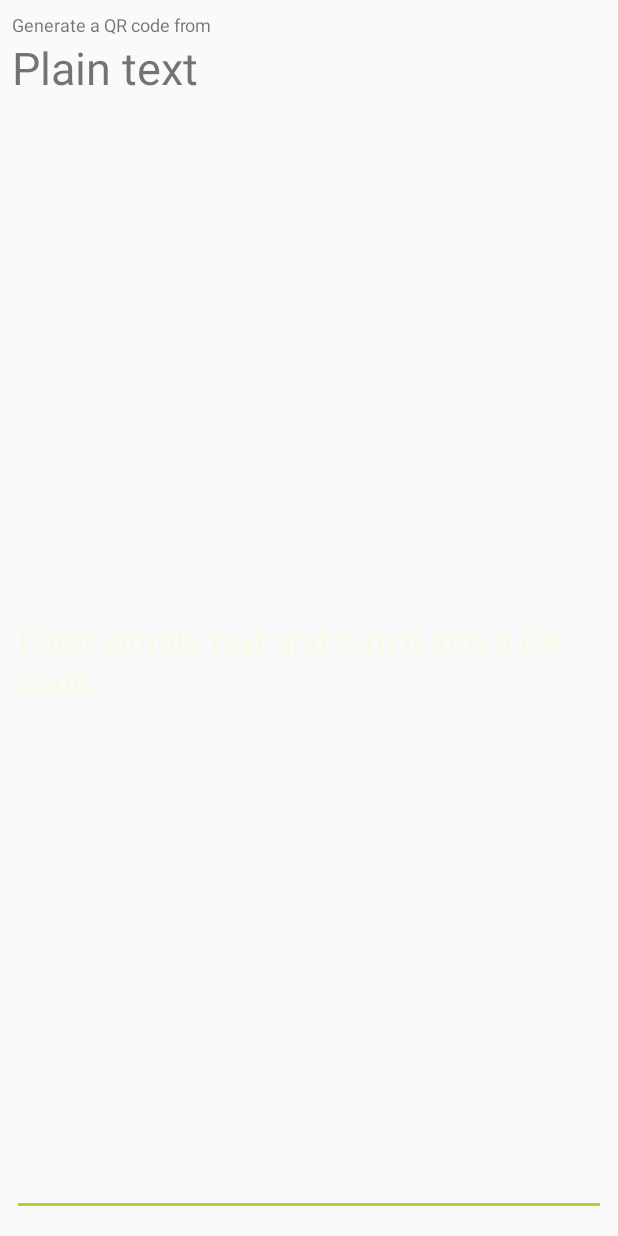
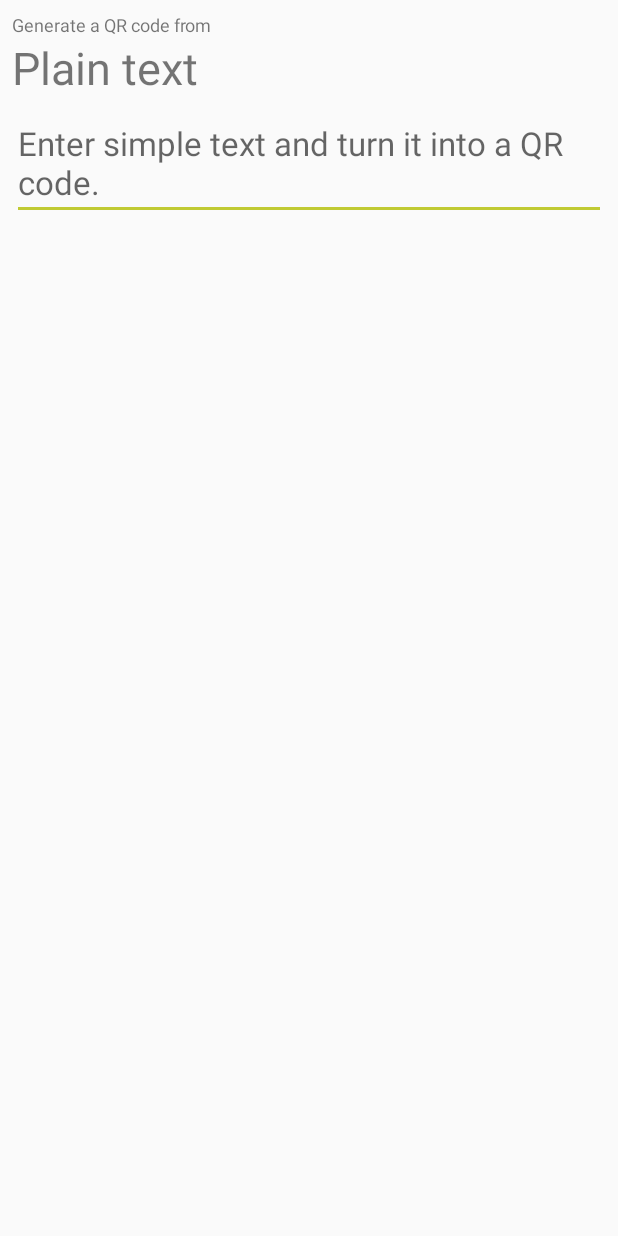
Before and after one commit to rainqer/qrgen, an Android app: the fragment PlainTextDetailsFormFragment shown on its own in the app's theme, on a phone screen of 412 x 824 dp. Run offline under Robolectric (Android 15) with nearby library versions, the phone set to English and light mode, and no system bars; our stand-ins replace ButterKnife; libraries missing offline, so code that uses them is left out: com.squareup.otto; 3 statements that could not run were skipped.

Commit message:
generating code from text on the plain text details fragment

```diff
--- a/app/src/main/java/pl/touk/qrgen/dagger/DetailsActivityComponent.java
+++ b/app/src/main/java/pl/touk/qrgen/dagger/DetailsActivityComponent.java
@@ -1,6 +1,7 @@
 package pl.touk.qrgen.dagger;
 
 import dagger.Component;
+import pl.touk.qrgen.ui.details.PlainTextDetailsFormFragment;
 import pl.touk.qrgen.ui.details.QrGenerationDetailsForm;
 import pl.touk.qrgen.ui.details.QrGenerationDetailsFormProvider;
 import pl.touk.qrgen.ui.details.DetailsPageActivity;
@@ -18,4 +19,5 @@ public interface DetailsActivityComponent extends QrGenComponent {
         @DetailsActivityScope QrGenerationDetailsFormProvider providesDetailsActivityScope();
         void inject(DetailsPageActivity detailsPageActivity);
         void inject(QrGenerationDetailsForm fragment);
+        void inject(PlainTextDetailsFormFragment fragment);
 }
--- a/app/src/main/java/pl/touk/qrgen/dagger/LandingActivityScope.java
+++ b/app/src/main/java/pl/touk/qrgen/dagger/LandingActivityScope.java
@@ -5,9 +5,6 @@ import java.lang.annotation.RetentionPolicy;
 
 import javax.inject.Scope;
 
-/**
- * Created by jgn on 22/09/15.
- */
 @Retention(RetentionPolicy.RUNTIME)
 @Scope
 public @interface LandingActivityScope {
--- a/app/src/main/java/pl/touk/qrgen/ui/details/PlainTextDetailsFormFragment.java
+++ b/app/src/main/java/pl/touk/qrgen/ui/details/PlainTextDetailsFormFragment.java
@@ -3,24 +3,65 @@ package pl.touk.qrgen.ui.details;
 import android.content.Intent;
 import android.os.Bundle;
 import android.support.annotation.Nullable;
+import android.text.TextUtils;
 import android.view.LayoutInflater;
 import android.view.View;
 import android.view.ViewGroup;
-
+import android.widget.EditText;
+import android.widget.Toast;
+import com.squareup.otto.Subscribe;
+import javax.inject.Inject;
+import butterknife.Bind;
+import butterknife.ButterKnife;
 import pl.touk.qrgen.R;
+import pl.touk.qrgen.events.GenerateCodeButtonClickedEvent;
+import pl.touk.qrgen.ui.ResourceProvider;
 import pl.touk.qrgen.ui.generated.CodeGeneratedActivity;
 
 public class PlainTextDetailsFormFragment extends QrGenerationDetailsForm {
 
-    @Nullable
+    @Bind(R.id.qr_code_content) EditText userContent;
+    @Inject ResourceProvider resourceProvider;
+
     @Override
-    public View onCreateView(LayoutInflater inflater, @Nullable ViewGroup container, @Nullable Bundle savedInstanceState) {
-        return inflater.inflate(R.layout.translation_details_plain_text, null);
+    public void onCreate(@Nullable Bundle savedInstanceState) {
+        super.onCreate(savedInstanceState);
     }
 
     @Nullable
     @Override
-    public Intent getIntentToActivityWithGeneratedQrCode() {
-        return CodeGeneratedActivity.getIntent(getActivity()).putExtra(CodeGeneratedActivity.TRANSLATION_CONTENT_KEY, "AAA");
+    public View onCreateView(LayoutInflater inflater, @Nullable ViewGroup container, @Nullable Bundle savedInstanceState) {
+        View view = inflater.inflate(R.layout.translation_details_plain_text, null);
+        ButterKnife.bind(this, view);
+        return view;
+    }
+
+    @Override
+    public void onViewCreated(View view, Bundle savedInstanceState) {
+        super.onViewCreated(view, savedInstanceState);
+        ((DetailsPageActivity)getActivity()).getComponent().inject(this);
+    }
+
+    @Nullable
+    @Override
+    public void setupLaunchIntent(Intent intent) {
+        intent.putExtra(CodeGeneratedActivity.TRANSLATION_CONTENT_KEY, userContent.getText().toString());
+    }
+
+    @Subscribe
+    public void generateCodeButtonClicked(GenerateCodeButtonClickedEvent event) {
+        if (!TextUtils.isEmpty(userContent.getText().toString())) {
+            launchActivityWithQrCode();
+        } else {
+            showError();
+        }
+    }
+
+    private void showError() {
+        Toast.makeText(
+                getActivity(),
+                resourceProvider.getString(R.string.translation_plain_text_error),
+                Toast.LENGTH_SHORT
+        ).show();
     }
 }
--- a/app/src/main/java/pl/touk/qrgen/ui/translations/QrCodePlainTextType.java
+++ b/app/src/main/java/pl/touk/qrgen/ui/translations/QrCodePlainTextType.java
@@ -7,8 +7,8 @@ import android.widget.ImageView;
 
 import pl.touk.qrgen.R;
 import pl.touk.qrgen.ui.ResourceProvider;
+import pl.touk.qrgen.ui.details.DetailsPageActivity;
 import pl.touk.qrgen.ui.details.QrGenerationDetailsFormProviderFactory;
-import pl.touk.qrgen.ui.details.DetailsPageActivity;
 
 public class QrCodePlainTextType implements QrCodeType {
 
--- a/app/src/main/java/pl/touk/qrgen/ui/translations/QrCodeType.java
+++ b/app/src/main/java/pl/touk/qrgen/ui/translations/QrCodeType.java
@@ -6,7 +6,7 @@ import android.widget.ImageView;
 import pl.touk.qrgen.R;
 
 public interface QrCodeType {
-    public static final int QR_TYPE_CARD_RES_ID = R.layout.qr_code_type_card;
+    int QR_TYPE_CARD_RES_ID = R.layout.qr_code_type_card;
     int getSubTitleResId();
     int getTitleResId();
     int getDescriptionResId();
--- a/app/src/main/res/layout/translation_details_plain_text.xml
+++ b/app/src/main/res/layout/translation_details_plain_text.xml
@@ -27,12 +27,12 @@
 
     <EditText
         android:layout_below="@+id/qr_code_type_title"
-        android:id="@+id/qr_code_type_content"
-        android:text="@string/translation_plain_text_content"
+        android:id="@+id/qr_code_content"
+        android:hint="@string/translation_plain_text_hint"
         android:textSize="@dimen/translation_card_content_text_size"
         android:layout_width="match_parent"
-        android:layout_height="0dp"
-        android:layout_weight="1"
-        android:layout_marginBottom="@dimen/translation_card_inner_margin"/>
+        android:layout_height="wrap_content"
+        style="@style/edit_text_style"
+        android:layout_marginBottom="@dimen/details_plain_text_bottom_margin"/>
 
 </LinearLayout>
--- a/app/src/main/res/values/dimens.xml
+++ b/app/src/main/res/values/dimens.xml
@@ -14,5 +14,6 @@
     <dimen name="translation_card_content_text_size">22sp</dimen>
     <dimen name="available_translations_list_padding">5dp</dimen>
     <dimen name="available_translations_list_space">4dp</dimen>
-    <dimen name="generation_form_icon_margin">8dp</dimen>
+    <dimen name="generation_form_icon_margin">16dp</dimen>
+    <dimen name="details_plain_text_bottom_margin">20dp</dimen>
 </resources>
--- a/app/src/main/res/values/strings.xml
+++ b/app/src/main/res/values/strings.xml
@@ -12,4 +12,5 @@
     <string name="translation_plain_transition">plain_text_transition_to_details</string>
     <string name="translation_plain_text_title">Plain text</string>
     <string name="translation_plain_text_content">Enter simple text and turn it into a QR code.</string>
+    <string name="translation_plain_text_hint">Enter simple text and turn it into a QR code.</string>
 </resources>
```
Also changed, not shown: app/src/main/java/pl/touk/qrgen/ui/details/QrGenerationDetailsForm.java (+11 -8 lines).
